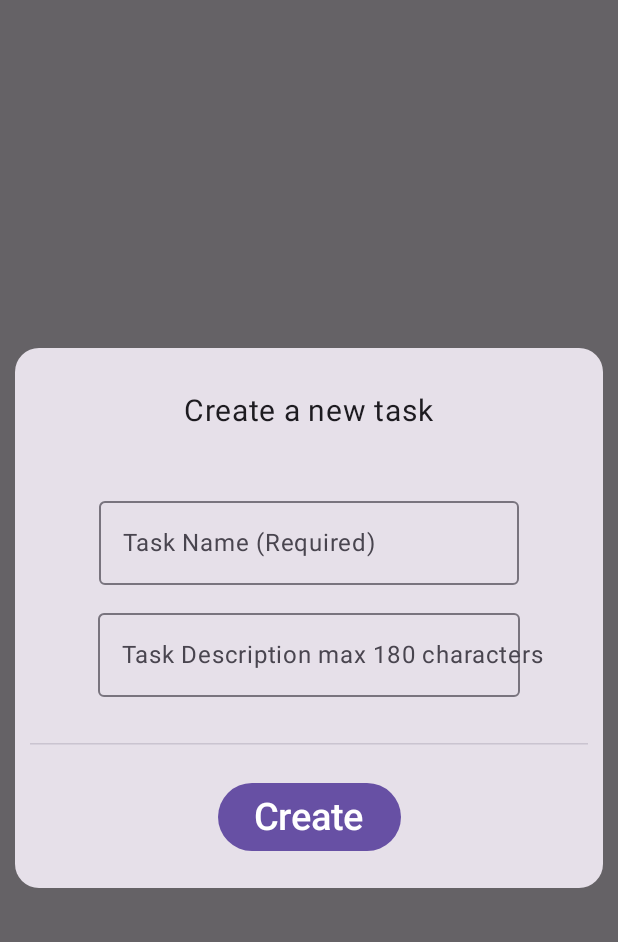
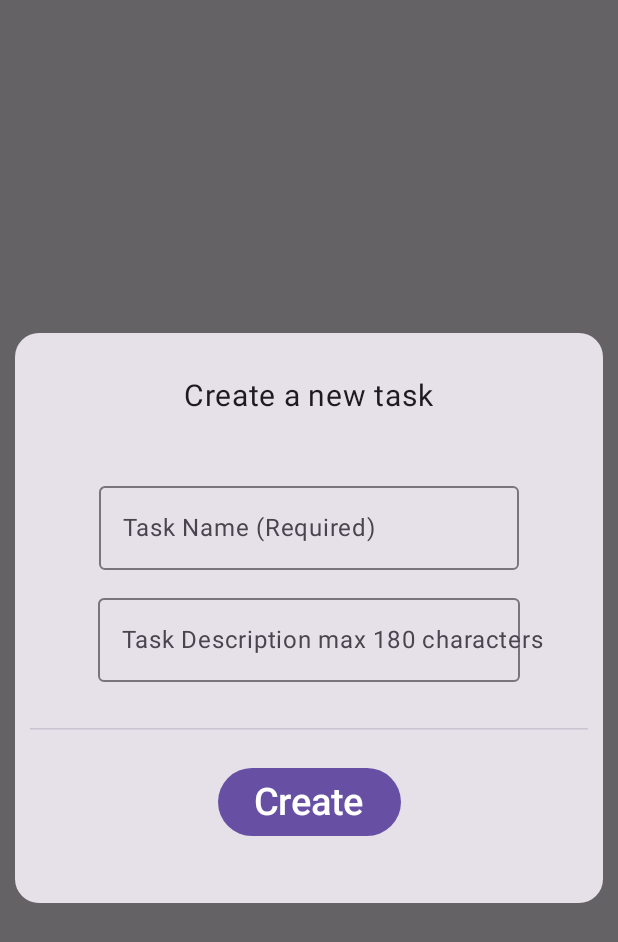
Before and after one commit to JakJaj/List-It, an Android app built with Jetpack Compose: the composable CreateTaskDialog called with empty values, on a phone screen of 412 x 824 dp. Shown: the top 942 px of the screen. Run offline under Robolectric (Android 15) with nearby library versions, the phone set to English and light mode, and no system bars; our stand-ins replace Firebase (no records; nobody signed in at launch, a user with empty details on screens opened directly).

Commit message:
fix create task dialog

```diff
--- a/app/src/main/java/com/mjkj/listit/Composable/Dialogs.kt
+++ b/app/src/main/java/com/mjkj/listit/Composable/Dialogs.kt
@@ -211,7 +211,7 @@ fun CreateTaskDialog(onDismissRequest: () -> Unit,listCode:String, parentActivit
         Card(
             modifier = Modifier
                 .fillMaxWidth()
-                .height(380.dp)
+                .height(400.dp)
                 .padding(10.dp),
 
             shape = RoundedCornerShape(16.dp),
```
